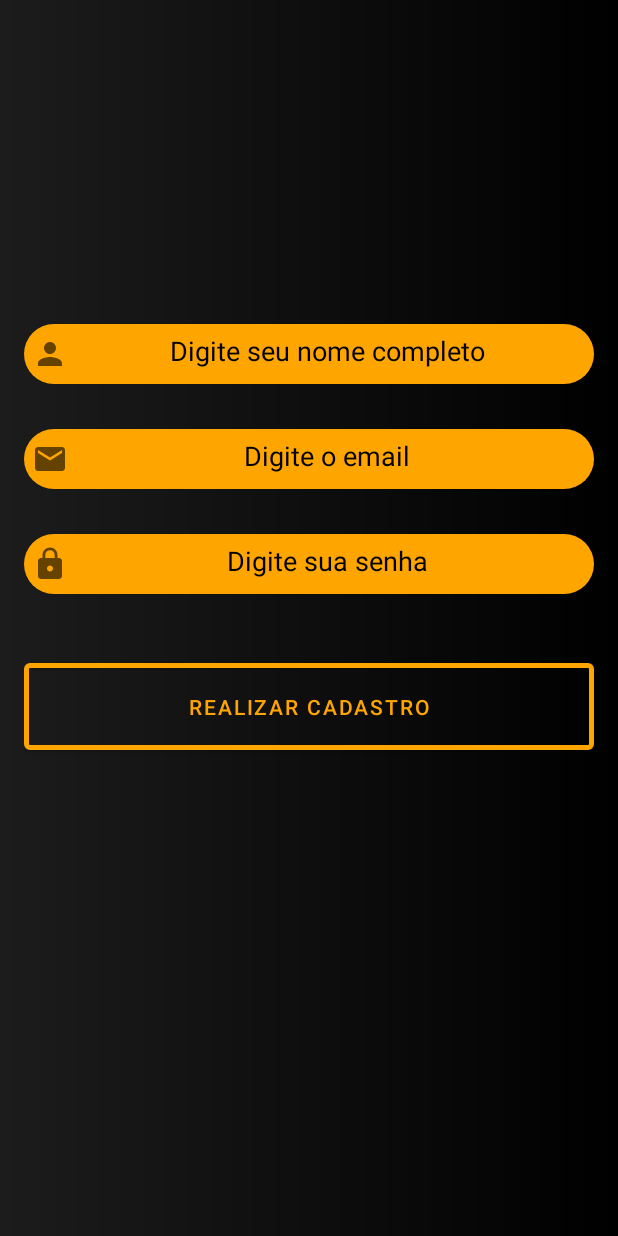
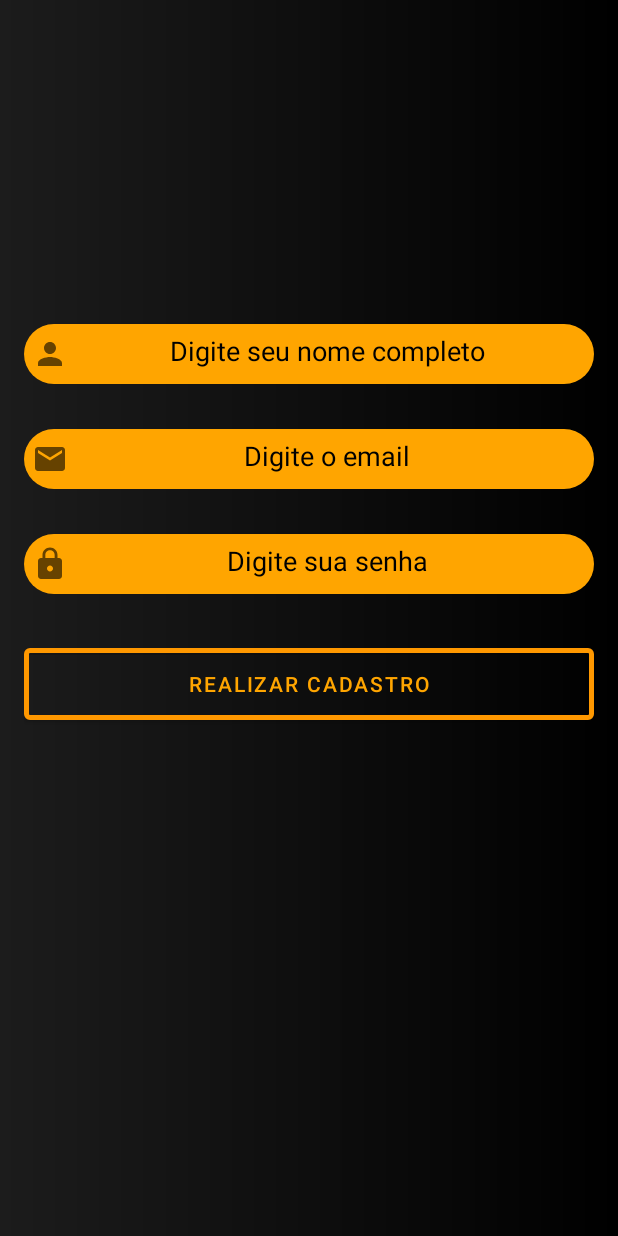
Before and after one commit to lucasdemicco/LealAppsTeste, an Android app: the CadastrarActivity screen opened directly, with no data from a screen before it, after a tap on "REALIZAR CADASTRO", on a phone screen of 412 x 824 dp. Run offline under Robolectric (Android 15) with nearby library versions, the phone set to English and light mode, and no system bars; our stand-ins replace Firebase (no records; nobody signed in at launch, a user with empty details on screens opened directly).

Commit message:
"Update Files"

```diff
--- a/app/build.gradle
+++ b/app/build.gradle
@@ -35,11 +35,11 @@ apply plugin: 'com.google.gms.google-services'
 dependencies {
 
     implementation 'androidx.appcompat:appcompat:1.3.0'
-    implementation 'com.google.android.material:material:1.3.0'
+    implementation 'com.google.android.material:material:1.2.0-alpha02'
     implementation 'androidx.constraintlayout:constraintlayout:2.0.4'
     implementation 'org.jetbrains:annotations:15.0'
     implementation 'org.jetbrains:annotations:15.0'
-    testImplementation 'junit:junit:4.+'
+    testImplementation 'junit:junit:4.13.2'
     androidTestImplementation 'androidx.test.ext:junit:1.1.2'
     androidTestImplementation 'androidx.test.espresso:espresso-core:3.3.0'
     implementation platform('com.google.firebase:firebase-bom:28.1.0')
--- a/app/src/main/java/View/BemVindo.java
+++ b/app/src/main/java/View/BemVindo.java
@@ -14,8 +14,6 @@ import android.widget.Button;
 
 public class BemVindo extends IntroActivity {
 
-    private Button btnGoAuth;
-
     @Override
     protected void onCreate(Bundle savedInstanceState) {
         super.onCreate(savedInstanceState);
@@ -23,7 +21,6 @@ public class BemVindo extends IntroActivity {
         setButtonBackVisible(false);
         setButtonNextVisible(false);
 
-        btnGoAuth = findViewById(R.id.btnGoAuth);
 
         addSlide(new FragmentSlide.Builder()
                 .background(android.R.color.black)
--- a/app/src/main/java/View/CadastrarActivity.java
+++ b/app/src/main/java/View/CadastrarActivity.java
@@ -20,15 +20,13 @@ import android.widget.Toast;
 
 import org.jetbrains.annotations.NotNull;
 
-import java.util.Objects;
-
 import Model.ConfigFirebase;
 import Model.Usuario;
 
 public class CadastrarActivity extends AppCompatActivity {
 
     private EditText txtNome, txtEmail, txtSenha;
-    private Button btnRealizarCadastro;
+    private Button btnCadastro;
     private FirebaseAuth autenticacao;
     private Usuario usuario;
 
@@ -40,9 +38,9 @@ public class CadastrarActivity extends AppCompatActivity {
         txtNome = findViewById(R.id.txtNome);
         txtEmail = findViewById(R.id.txtEmail);
         txtSenha = findViewById(R.id.txtSenha);
-        btnRealizarCadastro = findViewById(R.id.btnRealizarCadastro);
+        btnCadastro = findViewById(R.id.btnCadastro);
 
-        btnRealizarCadastro.setOnClickListener(new View.OnClickListener() {
+        btnCadastro.setOnClickListener(new View.OnClickListener() {
             @Override
             public void onClick(View v) {
                 String campoNome = txtNome.getText().toString();
@@ -50,28 +48,27 @@ public class CadastrarActivity extends AppCompatActivity {
                 String campoSenha = txtSenha.getText().toString();
 
                 //Validação
-                if (!campoNome.isEmpty()) {
-                    if (!campoEmail.isEmpty()) {
+                if (!campoNome.isEmpty())
+                    if (!campoEmail.isEmpty())
                         if (!campoSenha.isEmpty()) {
+
                             usuario = new Usuario();
                             usuario.setNome(campoNome);
                             usuario.setEmail(campoEmail);
                             usuario.setSenha(campoSenha);
                             cadastrarUsuario();
 
-                        } else {
-                            Toast.makeText(CadastrarActivity.this,
-                                    "Por favor, preencha a sua senha",
-                                    Toast.LENGTH_SHORT).show();
-                        }
-                    } else {
+                        } else Toast.makeText(CadastrarActivity.this,
+                                "Preencha a senha!",
+                                Toast.LENGTH_SHORT).show();
+                    else {
                         Toast.makeText(CadastrarActivity.this,
-                                "Por favor, preencha o seu Email",
+                                "Preencha o email!",
                                 Toast.LENGTH_SHORT).show();
                     }
-                } else {
+                else {
                     Toast.makeText(CadastrarActivity.this,
-                            "Por favor, preencha o seu Nome",
+                            "Preencha o nome!",
                             Toast.LENGTH_SHORT).show();
                 }
             }
@@ -90,19 +87,17 @@ public class CadastrarActivity extends AppCompatActivity {
                             "Cadastrado com sucesso!",
                             Toast.LENGTH_SHORT).show();
                 } else {
-
                     String excecao = "";
-
                     try {
-                        throw Objects.requireNonNull(Objects.requireNonNull(task.getException()));
+                        throw task.getException();
                     } catch (FirebaseAuthWeakPasswordException e) {
-                        excecao = ("Digite uma senha mais forte!");
+                        excecao = "Digite uma senha mais forte!";
                     } catch (FirebaseAuthInvalidCredentialsException e) {
-                        excecao = ("Por favor digite um e-mail válido!");
+                        excecao = "Por favor digite um e-mail válido!";
                     } catch (FirebaseAuthUserCollisionException e) {
-                        excecao = ("Essa conta já foi cadastrada!");
+                        excecao = "Essa conta já foi cadastrada!";
                     } catch (Exception e) {
-                        excecao = ("Digite uma senha mais forte!" + e.getMessage());
+                        excecao = "Digite uma senha mais forte!" + e.getMessage();
                         e.printStackTrace();
                     }
                     Toast.makeText(CadastrarActivity.this,
--- a/app/src/main/java/View/LoginActivity.java
+++ b/app/src/main/java/View/LoginActivity.java
@@ -30,7 +30,7 @@ public class LoginActivity extends AppCompatActivity {
         btnCadastrar.setOnClickListener(new View.OnClickListener() {
             @Override
             public void onClick(View v) {
-                Intent intent = new Intent(getApplicationContext(), CadastrarActivity.class);
+                Intent intent = new Intent(LoginActivity.this, CadastrarActivity.class);
                 startActivity(intent);
             }
         });
--- a/app/src/main/res/layout/activity_cadastrar.xml
+++ b/app/src/main/res/layout/activity_cadastrar.xml
@@ -22,7 +22,7 @@
         android:inputType="text"
         android:padding="5dp"
         android:textColor="@color/black"
-        android:textColorHint="@color/black" />
+        android:textColorHint="@color/black"/>
 
     <EditText
         android:id="@+id/txtEmail"
@@ -37,7 +37,7 @@
         android:inputType="textEmailAddress"
         android:padding="5dp"
         android:textColor="@color/black"
-        android:textColorHint="@color/black" />
+        android:textColorHint="@color/black"/>
 
     <EditText
         android:id="@+id/txtSenha"
@@ -52,18 +52,19 @@
         android:inputType="textPassword"
         android:padding="5dp"
         android:textColor="@color/black"
-        android:textColorHint="@color/black" />
+        android:textColorHint="@color/black"/>
 
     <Button
-        android:id="@+id/btnRealizarCadastro"
+        android:id="@+id/btnCadastro"
         android:layout_width="match_parent"
-        android:layout_height="70dp"
-        android:layout_marginTop="40dp"
+        android:layout_height="60dp"
+        android:layout_gravity="center"
+        android:layout_marginTop="30dp"
         android:text="REALIZAR CADASTRO"
         android:textColor="@color/laranjaCustom"
         app:backgroundTint="#00FFFFFF"
-        app:strokeColor="#FFA500"
-        app:strokeWidth="3dp"
-        tools:ignore="OnClick" />
+        app:strokeColor="#FF9800"
+        app:strokeWidth="3dp" />
+
 
 </androidx.appcompat.widget.LinearLayoutCompat>
--- a/app/src/main/res/values/strings.xml
+++ b/app/src/main/res/values/strings.xml
@@ -1,3 +1,4 @@
 <resources>
-    <string name="app_name">LealApps</string>
+    <string name="app_name">LealAppsTeste</string>
+    <string name="realizar_cadastro">REALIZAR CADASTRO</string>
 </resources>
--- a/app/src/main/res/values/themes.xml
+++ b/app/src/main/res/values/themes.xml
@@ -3,7 +3,7 @@
     <style name="Theme.LealAppsTeste" parent="Theme.MaterialComponents.DayNight.NoActionBar">
         <!-- Primary brand color. -->
         <item name="colorPrimary">@color/purple_200</item>
-        <item name="colorPrimaryVariant">@color/purple_700</item>
+        <item name="colorPrimaryVariant">@color/black50</item>
         <item name="colorOnPrimary">@color/black</item>
         <!-- Secondary brand color. -->
         <item name="colorSecondary">@color/teal_200</item>
--- a/build.gradle
+++ b/build.gradle
@@ -5,7 +5,7 @@ buildscript {
         mavenCentral()
     }
     dependencies {
-        classpath "com.android.tools.build:gradle:4.2.0"
+        classpath "com.android.tools.build:gradle:4.2.1"
         classpath 'com.google.gms:google-services:4.3.8'
 
         // NOTE: Do not place your application dependencies here; they belong
```
Also changed, not shown: app/src/main/res/layout/activity_bem_vindo.xml (deleted, +0 -9 lines).
